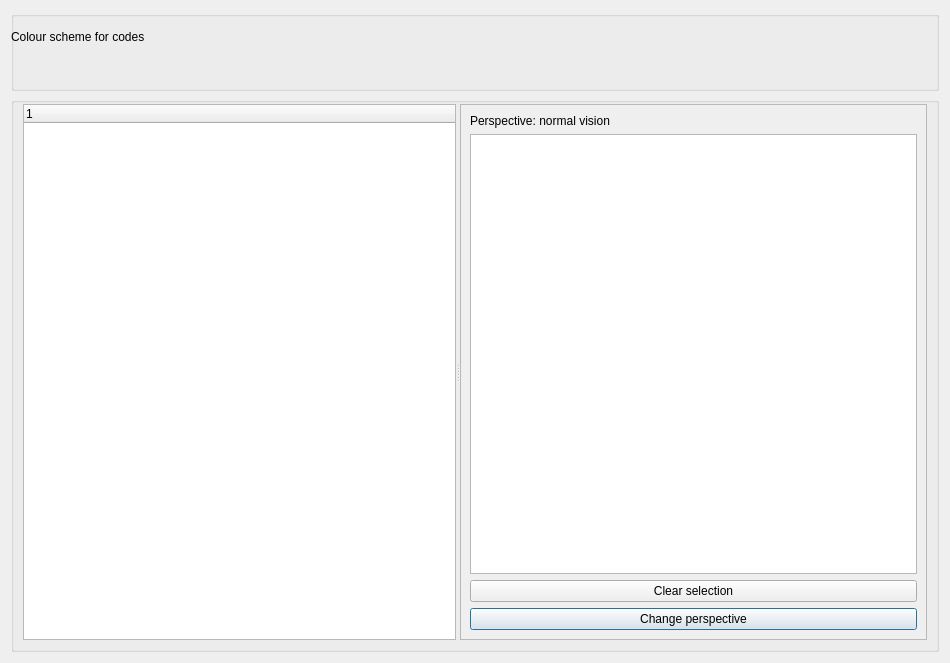
Before: the Qt Designer form GUI_UIs/ui_dialog_code_colours.ui in ccbogel/QualCoder, drawn with Qt 5.
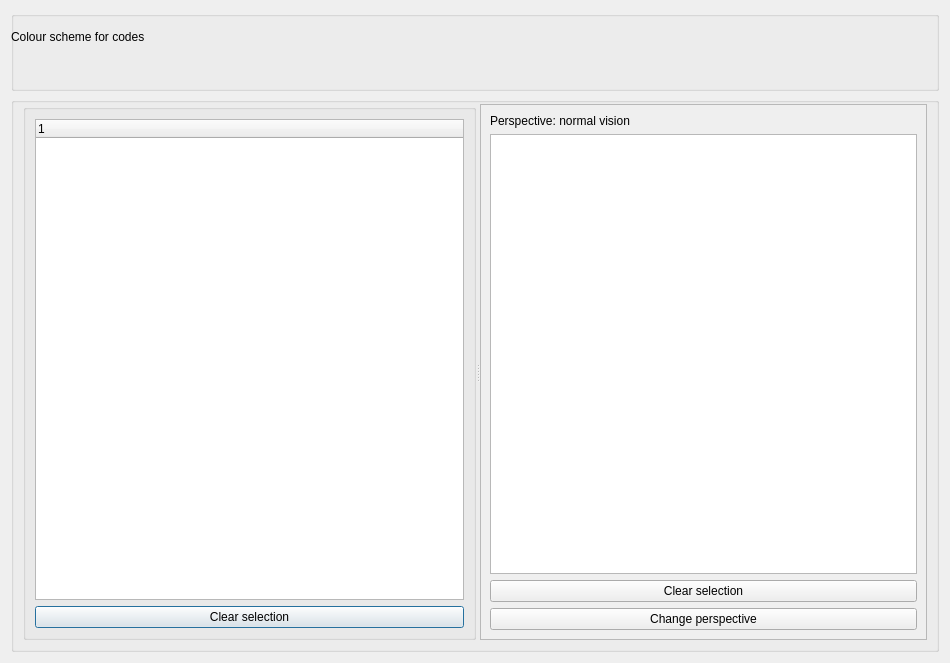
After: the same form once the commit is applied.

Diff of the .ui file:
```diff
--- a/GUI_UIs/ui_dialog_code_colours.ui
+++ b/GUI_UIs/ui_dialog_code_colours.ui
@@ -74,7 +74,7 @@
       <property name="topMargin">
        <number>1</number>
       </property>
-      <item row="0" column="0">
+      <item row="1" column="0">
        <widget class="QSplitter" name="splitter_2">
         <property name="orientation">
          <enum>Qt::Horizontal</enum>
@@ -83,6 +83,12 @@
          <property name="orientation">
           <enum>Qt::Vertical</enum>
          </property>
+         <widget class="QGroupBox" name="groupBox_3">
+          <property name="title">
+           <string/>
+          </property>
+          <layout class="QGridLayout" name="gridLayout_4">
+           <item row="0" column="0">
          <widget class="QTreeWidget" name="treeWidget">
           <column>
            <property name="text">
@@ -90,6 +96,16 @@
            </property>
           </column>
          </widget>
+           </item>
+           <item row="1" column="0">
+            <widget class="QPushButton" name="pushButton_clear_selection_codes">
+             <property name="text">
+              <string>Clear selection</string>
+             </property>
+            </widget>
+           </item>
+          </layout>
+         </widget>
         </widget>
         <widget class="QScrollArea" name="scrollArea">
          <property name="widgetResizable">
@@ -100,7 +116,7 @@
            <rect>
             <x>0</x>
             <y>0</y>
-            <width>467</width>
+            <width>447</width>
             <height>538</height>
            </rect>
           </property>
```
Lines whose indentation alone changed are shown as unchanged.
